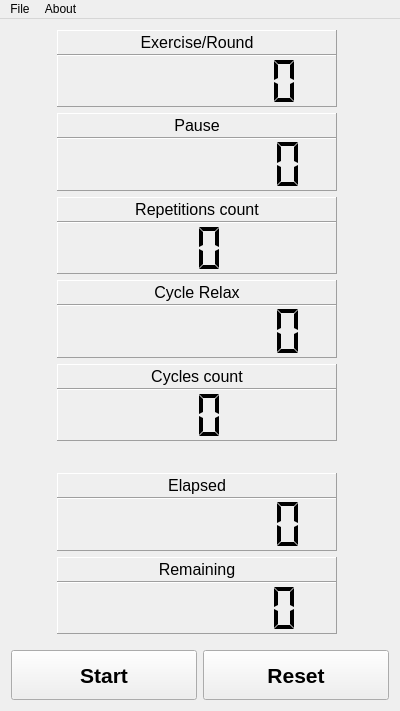
Myzhar/SimpleTrainingTimer, file SimpleTrainingTimer/mainwindow.ui: the form before one commit.
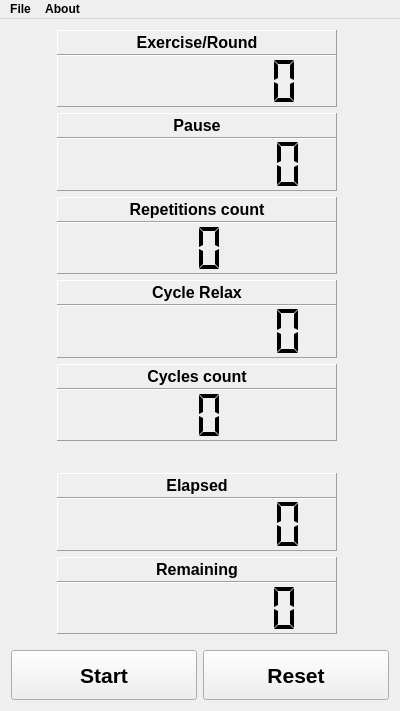
The form after the commit. Icons and pictures are not drawn. Custom widgets are drawn as their Qt base class.

Patch:
```diff
--- a/SimpleTrainingTimer/mainwindow.ui
+++ b/SimpleTrainingTimer/mainwindow.ui
@@ -10,6 +10,13 @@
     <height>711</height>
    </rect>
   </property>
+  <property name="font">
+   <font>
+    <family>Arimo</family>
+    <weight>75</weight>
+    <bold>true</bold>
+   </font>
+  </property>
   <property name="windowTitle">
    <string>Simple Training Timer</string>
   </property>
@@ -43,7 +50,7 @@
       <item>
        <widget class="QLabel" name="label_round">
         <property name="sizePolicy">
-         <sizepolicy hsizetype="MinimumExpanding" vsizetype="Maximum">
+         <sizepolicy hsizetype="MinimumExpanding" vsizetype="Minimum">
           <horstretch>0</horstretch>
           <verstretch>0</verstretch>
          </sizepolicy>
@@ -59,6 +66,9 @@
           <pointsize>12</pointsize>
          </font>
         </property>
+        <property name="styleSheet">
+         <string notr="true">text-align: center;</string>
+        </property>
         <property name="frameShape">
          <enum>QFrame::Panel</enum>
         </property>
@@ -120,7 +130,7 @@
       <item>
        <widget class="QLabel" name="label_elapsed">
         <property name="sizePolicy">
-         <sizepolicy hsizetype="MinimumExpanding" vsizetype="Maximum">
+         <sizepolicy hsizetype="MinimumExpanding" vsizetype="Minimum">
           <horstretch>0</horstretch>
           <verstretch>0</verstretch>
          </sizepolicy>
@@ -136,6 +146,9 @@
           <pointsize>12</pointsize>
          </font>
         </property>
+        <property name="styleSheet">
+         <string notr="true">text-align: center;</string>
+        </property>
         <property name="frameShape">
          <enum>QFrame::Panel</enum>
         </property>
@@ -197,7 +210,7 @@
       <item>
        <widget class="QLabel" name="label_repetitions">
         <property name="sizePolicy">
-         <sizepolicy hsizetype="MinimumExpanding" vsizetype="Maximum">
+         <sizepolicy hsizetype="MinimumExpanding" vsizetype="Minimum">
           <horstretch>0</horstretch>
           <verstretch>0</verstretch>
          </sizepolicy>
@@ -213,6 +226,9 @@
           <pointsize>12</pointsize>
          </font>
         </property>
+        <property name="styleSheet">
+         <string notr="true">text-align: center;</string>
+        </property>
         <property name="frameShape">
          <enum>QFrame::Panel</enum>
         </property>
@@ -279,7 +295,7 @@
       <item>
        <widget class="QLabel" name="label_cycles">
         <property name="sizePolicy">
-         <sizepolicy hsizetype="MinimumExpanding" vsizetype="Maximum">
+         <sizepolicy hsizetype="MinimumExpanding" vsizetype="Minimum">
           <horstretch>0</horstretch>
           <verstretch>0</verstretch>
          </sizepolicy>
@@ -295,6 +311,9 @@
           <pointsize>12</pointsize>
          </font>
         </property>
+        <property name="styleSheet">
+         <string notr="true">text-align: center;</string>
+        </property>
         <property name="frameShape">
          <enum>QFrame::Panel</enum>
         </property>
@@ -358,7 +377,7 @@
       <item>
        <widget class="QLabel" name="label_remaining">
         <property name="sizePolicy">
-         <sizepolicy hsizetype="MinimumExpanding" vsizetype="Maximum">
+         <sizepolicy hsizetype="MinimumExpanding" vsizetype="Minimum">
           <horstretch>0</horstretch>
           <verstretch>0</verstretch>
          </sizepolicy>
@@ -374,6 +393,9 @@
           <pointsize>12</pointsize>
          </font>
         </property>
+        <property name="styleSheet">
+         <string notr="true">text-align: center;</string>
+        </property>
         <property name="frameShape">
          <enum>QFrame::Panel</enum>
         </property>
@@ -435,7 +457,7 @@
       <item>
        <widget class="QLabel" name="label_relax">
         <property name="sizePolicy">
-         <sizepolicy hsizetype="MinimumExpanding" vsizetype="Maximum">
+         <sizepolicy hsizetype="MinimumExpanding" vsizetype="Minimum">
           <horstretch>0</horstretch>
           <verstretch>0</verstretch>
          </sizepolicy>
@@ -451,6 +473,9 @@
           <pointsize>12</pointsize>
          </font>
         </property>
+        <property name="styleSheet">
+         <string notr="true">text-align: center;</string>
+        </property>
         <property name="frameShape">
          <enum>QFrame::Panel</enum>
         </property>
@@ -528,7 +553,7 @@
       <item>
        <widget class="QLabel" name="label_pause">
         <property name="sizePolicy">
-         <sizepolicy hsizetype="MinimumExpanding" vsizetype="Maximum">
+         <sizepolicy hsizetype="MinimumExpanding" vsizetype="Minimum">
           <horstretch>0</horstretch>
           <verstretch>0</verstretch>
          </sizepolicy>
@@ -544,6 +569,9 @@
           <pointsize>12</pointsize>
          </font>
         </property>
+        <property name="styleSheet">
+         <string notr="true">text-align: center;</string>
+        </property>
         <property name="frameShape">
          <enum>QFrame::Panel</enum>
         </property>
```
Left out of the diff: 49 changed lines with no effect on the pictures.
